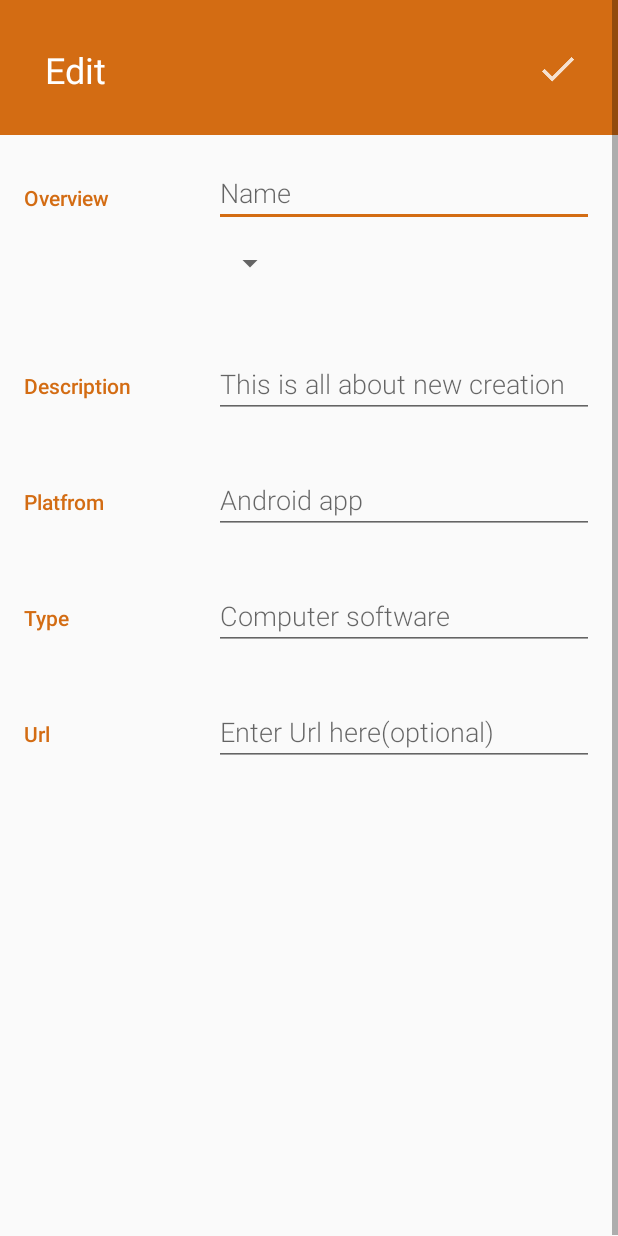
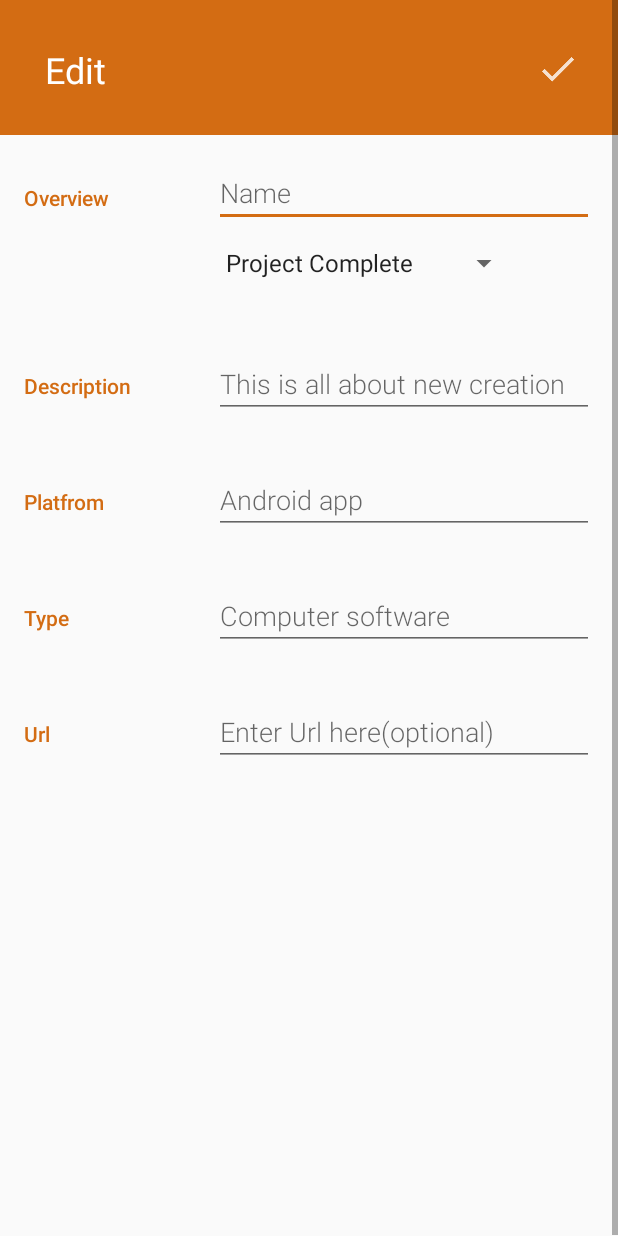
Before and after one commit to Apurba000Biswas/The-Invention, an Android app: the EditorActivity screen opened directly, with no data from a screen before it, on a phone screen of 412 x 824 dp. Run offline under Robolectric (Android 15) with nearby library versions, the phone set to English and light mode, and no system bars.

Commit message:
2.4 Added Database insertion for edit activity

```diff
--- a/app/src/main/AndroidManifest.xml
+++ b/app/src/main/AndroidManifest.xml
@@ -27,6 +27,7 @@
 
         <activity
             android:name=".EditorActivity"
+            android:windowSoftInputMode="stateHidden"
             android:parentActivityName=".MainActivity">
             <meta-data
                 android:name="android.support.PARENT_ACTIVITY"
--- a/app/src/main/java/com/example/apurba/theinvention/theinvention/EditorActivity.java
+++ b/app/src/main/java/com/example/apurba/theinvention/theinvention/EditorActivity.java
@@ -1,8 +1,20 @@
 package com.example.apurba.theinvention.theinvention;
 
+import android.content.ContentValues;
+import android.net.Uri;
 import android.os.Bundle;
 import android.support.annotation.Nullable;
 import android.support.v7.app.AppCompatActivity;
+import android.text.TextUtils;
+import android.view.View;
+import android.widget.AdapterView;
+import android.widget.ArrayAdapter;
+import android.widget.EditText;
+import android.widget.ImageView;
+import android.widget.Spinner;
+import android.widget.Toast;
+
+import com.example.apurba.theinvention.theinvention.data.InventoryContract.InventoryEntry;
 
 /*
  * Created by Apurba on 5/1/2018.
@@ -10,9 +22,131 @@ import android.support.v7.app.AppCompatActivity;
 
 public class EditorActivity extends AppCompatActivity {
 
+    private EditText nameEditText;
+    private EditText descriptionEditText;
+    private EditText platformEditText;
+    private EditText typeEditText;
+    private EditText urlEditText;
+    private Spinner mStatusSpinner;
+    private ImageView saveButton;
+
+    private int mStatus;
+    private String name;
+    private String description;
+    private String platform;
+    private String type;
+    private String url;
     @Override
     protected void onCreate(@Nullable Bundle savedInstanceState) {
         super.onCreate(savedInstanceState);
         setContentView(R.layout.editor);
+
+        mStatusSpinner = findViewById(R.id.status_spinner);
+        nameEditText = findViewById(R.id.edit_invention_name);
+        descriptionEditText = findViewById(R.id.edit_description);
+        platformEditText = findViewById(R.id.edit_platform);
+        typeEditText = findViewById(R.id.edit_type);
+        urlEditText = findViewById(R.id.edit_url);
+        saveButton = findViewById(R.id.save_button);
+
+        setUpSpinner();
+        setUpSaveButton();
+
+
+    }
+
+    private void setUpSaveButton(){
+        saveButton.setOnClickListener(new View.OnClickListener() {
+            @Override
+            public void onClick(View view) {
+                getAllEditTextValue();
+                try {
+                    checkAllValues();
+                    saveInvention();
+                    finish();
+                }catch (IllegalValueException ex){
+                    Toast.makeText(EditorActivity.this, "" + ex.getMessage(), Toast.LENGTH_SHORT).show();
+                }
+            }
+        });
+    }
+
+    private void saveInvention(){
+        ContentValues values = getContentValues();
+
+        Uri responseUri = getContentResolver().insert(InventoryEntry.CONTENT_URI, values);
+        if (responseUri == null){
+            Toast.makeText(this, "Eror with saving invention", Toast.LENGTH_SHORT).show();
+        }else{
+            Toast.makeText(this, "Invention saved", Toast.LENGTH_SHORT).show();
+        }
+    }
+
+    private ContentValues getContentValues(){
+        ContentValues values = new ContentValues();
+        values.put(InventoryEntry.COLUMN_INVENTORY_NAME, name);
+        values.put(InventoryEntry.COLUMN_INVENTORY_DESCRIPTION, description);
+        values.put(InventoryEntry.COLUMN_INVENTORY_PLATFORM, platform);
+        values.put(InventoryEntry.COLUMN_INVENTORY_TYPE, type);
+        if (TextUtils.isEmpty(url)){
+            values.put(InventoryEntry.COLUMN_INVENTORY_URL, "no url");
+        }else{
+            values.put(InventoryEntry.COLUMN_INVENTORY_URL, url);
+        }
+        values.put(InventoryEntry.COLUMN_STATUS, mStatus);
+        return values;
+    }
+
+    private void checkAllValues() throws IllegalValueException {
+        if (TextUtils.isEmpty(name)){
+            throw new IllegalValueException("Invention requires a name");
+        }else if (TextUtils.isEmpty(description)){
+            throw new IllegalValueException("Description should have some words");
+        }else if (TextUtils.isEmpty(platform)){
+            throw new IllegalValueException("Invention requires a platform (Ex:- NOT SELECTED YET)");
+        }else if (TextUtils.isEmpty(type)){
+            throw new IllegalValueException("Invention requires a type (Ex:-ABSTRACT IDEA)");
+        }
+    }
+
+    private void getAllEditTextValue(){
+        name = nameEditText.getText().toString().trim();
+        description = descriptionEditText.getText().toString().trim();
+        platform = platformEditText.getText().toString().trim();
+        type = typeEditText.getText().toString().trim();
+        url = urlEditText.getText().toString().trim();
+    }
+
+    private void setUpSpinner(){
+        ArrayAdapter statusSpinnerAdapter = ArrayAdapter.createFromResource(this,
+                R.array.status_option, android.R.layout.simple_spinner_item);
+        statusSpinnerAdapter.setDropDownViewResource(android.R.layout.simple_dropdown_item_1line);
+        mStatusSpinner.setAdapter(statusSpinnerAdapter);
+
+        mStatusSpinner.setOnItemSelectedListener(new AdapterView.OnItemSelectedListener() {
+            @Override
+            public void onItemSelected(AdapterView<?> parent, View view, int position, long id) {
+                String selection = (String) parent.getItemAtPosition(position);
+                if (!TextUtils.isEmpty(selection)) {
+                    if (selection.equals(getString(R.string.action_complete))) {
+                        mStatus = InventoryEntry.STATUS_COMPLETE; // complete
+                    } else if (selection.equals(getString(R.string.action_running))) {
+                        mStatus = InventoryEntry.STATUS_RUNNING; // running
+                    } else {
+                        mStatus = InventoryEntry.STATUS_IN_FUTURE; // in future
+                    }
+                }
+            }
+            @Override
+            public void onNothingSelected(AdapterView<?> adapterView) {
+                mStatus = InventoryEntry.STATUS_IN_FUTURE;
+            }
+        });
     }
 }
+
+class IllegalValueException extends Exception {
+    public IllegalValueException(String message) {
+        super(message);
+    }
+}
--- a/app/src/main/java/com/example/apurba/theinvention/theinvention/InventoryDetailsActivity.java
+++ b/app/src/main/java/com/example/apurba/theinvention/theinvention/InventoryDetailsActivity.java
@@ -57,7 +57,6 @@ public class InventoryDetailsActivity extends AppCompatActivity implements Loade
         editButton.setOnClickListener(new View.OnClickListener() {
             @Override
             public void onClick(View view) {
-                Toast.makeText(InventoryDetailsActivity.this, "edit clciked", Toast.LENGTH_SHORT).show();
                 Intent editorInent = new Intent(InventoryDetailsActivity.this, EditorActivity.class);
                 //Uri uri = ContentUris.withAppendedId(InventoryEntry.CONTENT_URI, id);
                 //detailsInent.setData(uri);
--- a/app/src/main/res/layout/editor.xml
+++ b/app/src/main/res/layout/editor.xml
@@ -61,8 +61,7 @@
                     android:layout_width="wrap_content"
                     android:layout_height="48dp"
                     android:paddingRight="16dp"
-                    android:spinnerMode="dropdown">
-                </Spinner>
+                    android:spinnerMode="dropdown"/>
             </LinearLayout>
         </LinearLayout>
 
@@ -132,6 +131,7 @@
 
             <EditText
                 android:id="@+id/edit_url"
+                android:inputType="textUri"
                 style="@style/EditorFieldStyle"
                 android:layout_width="0dp"
                 android:layout_weight="2"
--- a/app/src/main/res/values/arrays.xml
+++ b/app/src/main/res/values/arrays.xml
@@ -5,4 +5,11 @@
         <item>@string/action_insert_dummy_invention</item>
         <item>@string/action_delete_all_inventions</item>
     </string-array>
+
+    <string-array name="status_option">
+        <item>@string/action_complete</item>
+        <item>@string/action_running</item>
+        <item>@string/action_in_future</item>
+    </string-array>
+
 </resources>
--- a/app/src/main/res/values/strings.xml
+++ b/app/src/main/res/values/strings.xml
@@ -4,4 +4,8 @@
     <string name="action_insert_dummy_invention">Insert sample invention</string>
     <string name="action_delete_all_inventions">delete all inventions</string>
     <string name="action_blank">Blank invention</string>
+
+    <string name="action_complete">Project Complete</string>
+    <string name="action_running">Currently Running</string>
+    <string name="action_in_future">Stacked - For future</string>
 </resources>
```
